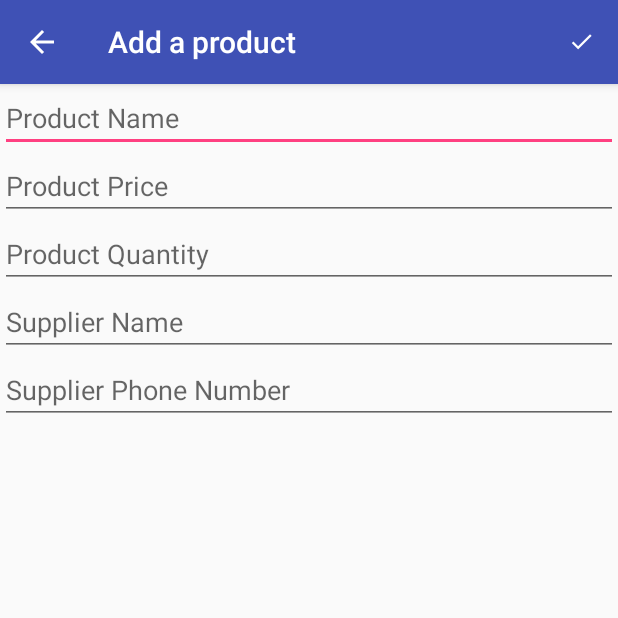
After one commit to Hossam-Tarek/Inventory, an Android app: the EditorActivity screen opened directly, with no data from a screen before it, on a phone screen of 412 x 824 dp, the top half of it. The commit adds this screen. Run offline under Robolectric (Android 15) with nearby library versions, the phone set to English and light mode, and no system bars.

Commit message:
Add editor activity

```diff
--- a/app/src/main/AndroidManifest.xml
+++ b/app/src/main/AndroidManifest.xml
@@ -16,6 +16,14 @@
                 <category android:name="android.intent.category.LAUNCHER" />
             </intent-filter>
         </activity>
+        <activity android:name=".EditorActivity"
+            android:label="@string/editor_activity_title"
+            android:parentActivityName="com.example.hossam.inventory.CatalogActivity">
+
+            <meta-data
+                android:name="android.support.PARENT_ACTIVITY"
+                android:value="com.example.hossam.inventory.CatalogActivity"/>
+        </activity>
     </application>
 
 </manifest>
--- a/app/src/main/java/com/example/hossam/inventory/CatalogActivity.java
+++ b/app/src/main/java/com/example/hossam/inventory/CatalogActivity.java
@@ -1,7 +1,10 @@
 package com.example.hossam.inventory;
 
+import android.content.Intent;
+import android.support.design.widget.FloatingActionButton;
 import android.support.v7.app.AppCompatActivity;
 import android.os.Bundle;
+import android.view.View;
 
 public class CatalogActivity extends AppCompatActivity {
 
@@ -9,5 +12,14 @@ public class CatalogActivity extends AppCompatActivity {
     protected void onCreate(Bundle savedInstanceState) {
         super.onCreate(savedInstanceState);
         setContentView(R.layout.activity_catalog);
+
+        FloatingActionButton fab = findViewById(R.id.fab);
+        fab.setOnClickListener(new View.OnClickListener() {
+            @Override
+            public void onClick(View view) {
+                Intent intent = new Intent(CatalogActivity.this, EditorActivity.class);
+                startActivity(intent);
+            }
+        });
     }
 }
--- /dev/null
+++ b/app/src/main/java/com/example/hossam/inventory/EditorActivity.java
@@ -0,0 +1,20 @@
+package com.example.hossam.inventory;
+
+import android.support.v7.app.AppCompatActivity;
+import android.os.Bundle;
+import android.view.Menu;
+
+public class EditorActivity extends AppCompatActivity {
+
+    @Override
+    protected void onCreate(Bundle savedInstanceState) {
+        super.onCreate(savedInstanceState);
+        setContentView(R.layout.activity_editor);
+    }
+
+    @Override
+    public boolean onCreateOptionsMenu(Menu menu) {
+        getMenuInflater().inflate(R.menu.menu_editor, menu);
+        return true;
+    }
+}
--- a/app/src/main/res/layout/activity_catalog.xml
+++ b/app/src/main/res/layout/activity_catalog.xml
@@ -1,6 +1,5 @@
 <?xml version="1.0" encoding="utf-8"?>
 <RelativeLayout xmlns:android="http://schemas.android.com/apk/res/android"
-    xmlns:app="http://schemas.android.com/apk/res-auto"
     xmlns:tools="http://schemas.android.com/tools"
     android:layout_width="match_parent"
     android:layout_height="match_parent"
--- /dev/null
+++ b/app/src/main/res/layout/activity_editor.xml
@@ -0,0 +1,38 @@
+<?xml version="1.0" encoding="utf-8"?>
+<LinearLayout xmlns:android="http://schemas.android.com/apk/res/android"
+    xmlns:tools="http://schemas.android.com/tools"
+    android:layout_width="match_parent"
+    android:layout_height="match_parent"
+    android:orientation="vertical"
+    tools:context=".EditorActivity">
+
+    <EditText
+        android:id="@+id/product_name_edit_text"
+        android:layout_width="match_parent"
+        android:layout_height="wrap_content"
+        android:hint="@string/product_name_hint"/>
+
+    <EditText
+        android:id="@+id/product_price_edit_text"
+        android:layout_width="match_parent"
+        android:layout_height="wrap_content"
+        android:hint="@string/product_price_hint"/>
+
+    <EditText
+        android:id="@+id/product_name_quantity_text"
+        android:layout_width="match_parent"
+        android:layout_height="wrap_content"
+        android:hint="@string/product_quantity_hint"/>
+
+    <EditText
+        android:id="@+id/supplier_name_edit_text"
+        android:layout_width="match_parent"
+        android:layout_height="wrap_content"
+        android:hint="@string/supplier_name_hint"/>
+
+    <EditText
+        android:id="@+id/supplier_phone_number_edit_text"
+        android:layout_width="match_parent"
+        android:layout_height="wrap_content"
+        android:hint="@string/supplier_phone_number_hint"/>
+</LinearLayout>
--- /dev/null
+++ b/app/src/main/res/menu/menu_editor.xml
@@ -0,0 +1,12 @@
+<?xml version="1.0" encoding="utf-8"?>
+<menu xmlns:android="http://schemas.android.com/apk/res/android"
+    xmlns:tools="http://schemas.android.com/tools"
+    xmlns:app="http://schemas.android.com/apk/res-auto"
+    tools:context="com.example.hossam.inventory.EditorActivity">
+
+    <item
+        android:id="@+id/action_save"
+        android:title="@string/action_save"
+        android:icon="@drawable/ic_save"
+        app:showAsAction="always"/>
+</menu>
--- a/app/src/main/res/values/strings.xml
+++ b/app/src/main/res/values/strings.xml
@@ -1,3 +1,24 @@
 <resources>
     <string name="app_name">Inventory</string>
+
+    <!-- Title of the editor activity -->
+    <string name="editor_activity_title">Add a product</string>
+
+    <!-- Label for editor menu option to save product and leave editor -->
+    <string name="action_save">Save</string>
+
+    <!-- Hint for the user to enter the product name -->
+    <string name="product_name_hint">Product Name</string>
+
+    <!-- Hint for the user to enter the product price -->
+    <string name="product_price_hint">Product Price</string>
+
+    <!-- Hint for the user to enter the product quantity -->
+    <string name="product_quantity_hint">Product Quantity</string>
+
+    <!-- Hint for the user to enter the supplier name -->
+    <string name="supplier_name_hint">Supplier Name</string>
+
+    <!-- Hint for the user to enter the supplier phone number -->
+    <string name="supplier_phone_number_hint">Supplier Phone Number</string>
 </resources>
```
Also changed, not shown: app/src/main/res/drawable-hdpi/ic_save.png (added), app/src/main/res/drawable-mdpi/ic_save.png (added), app/src/main/res/drawable-xhdpi/ic_save.png (added), app/src/main/res/drawable-xxhdpi/ic_save.png (added), app/src/main/res/drawable-xxxhdpi/ic_save.png (added).
